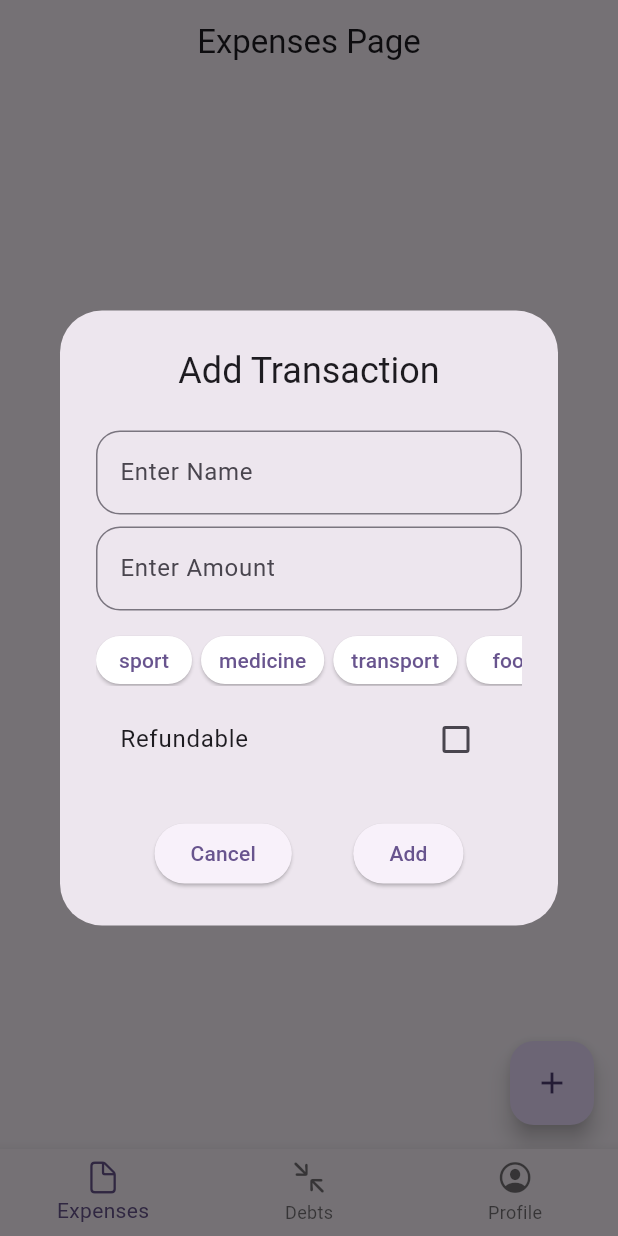
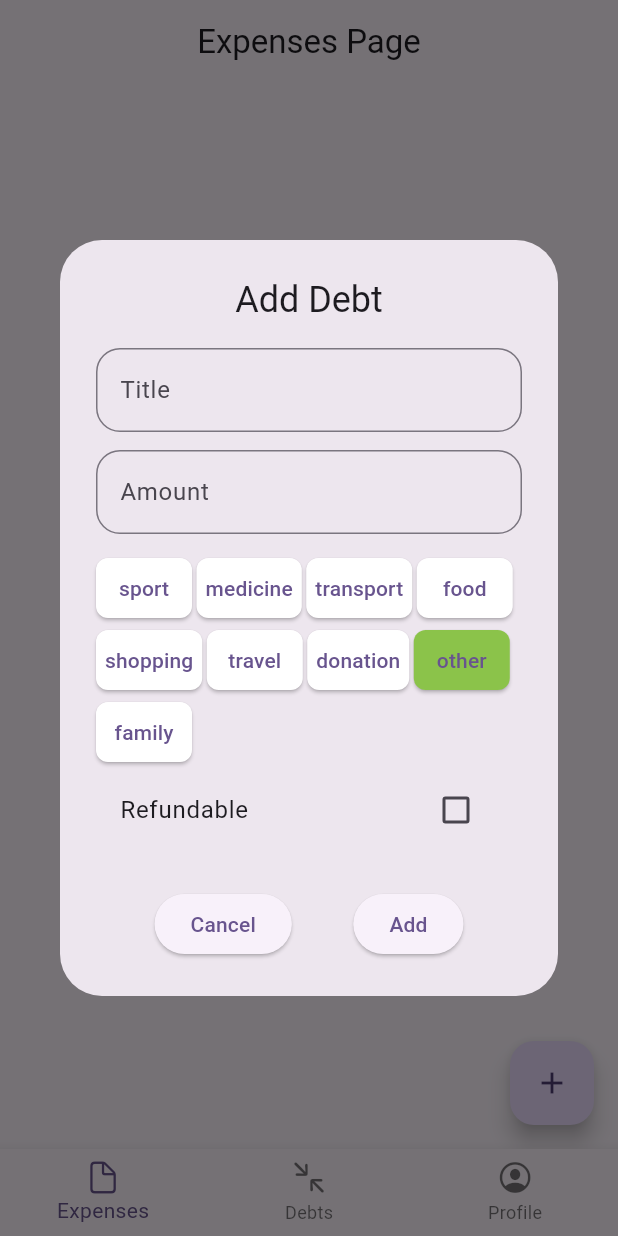
Before and after one commit to shaymardanov9704/my_finance, a Flutter app: the screen it shows after launch, after a tap on the "add" icon, on a phone screen of 412 x 824 dp. Run offline on Flutter 3.47's test engine with Material 2 defaults, Android fonts, the phone set to English and light mode, and no system bars; our stand-ins replace hive, hive_flutter; accounts and stored records are empty.

Commit message:
add features, fix bugs and customise UI components

```diff
--- a/lib/features/debts/data/models/debt.dart
+++ b/lib/features/debts/data/models/debt.dart
@@ -5,17 +5,25 @@ part 'debt.g.dart';
 @HiveType(typeId: 3)
 class Debt extends HiveObject {
   @HiveField(0)
-  late String borrowerName;
+  final String borrowerName;
 
   @HiveField(1)
-  late int amount;
+  final int amount;
 
   @HiveField(2)
-  late bool isReturn;
+  final bool isReturn;
 
   @HiveField(3)
-  late DateTime createdDate;
+  final DateTime createdDate;
 
   @HiveField(4)
-  late DateTime returnDate;
+  final DateTime returnDate;
+
+  Debt({
+    required this.borrowerName,
+    required this.amount,
+    required this.isReturn,
+    required this.createdDate,
+    required this.returnDate,
+  });
 }
--- a/lib/features/debts/presentation/widgets/debt_widget.dart
+++ b/lib/features/debts/presentation/widgets/debt_widget.dart
@@ -8,19 +8,7 @@ class DebtWidget extends StatelessWidget {
 
   const DebtWidget({Key? key, required this.debt}) : super(key: key);
 
-  void editTransaction(
-    Debt debt,
-    String name,
-    int amount,
-    bool isExpense,
-  ) {
-    debt.borrowerName = name;
-    debt.amount = amount;
-    debt.isReturn = isExpense;
-    debt.save();
-  }
-
-  void deleteTransaction(Debt transaction) {
+  void deleteDebt(Debt debt) {
     debt.delete();
   }
 
@@ -28,6 +16,8 @@ class DebtWidget extends StatelessWidget {
   Widget build(BuildContext context) {
     return Card(
       color: Colors.white,
+      child: Theme(
+        data: Theme.of(context).copyWith(dividerColor: Colors.transparent),
         child: ExpansionTile(
           tilePadding: const EdgeInsets.symmetric(horizontal: 24, vertical: 8),
           title: Text(
@@ -35,11 +25,14 @@ class DebtWidget extends StatelessWidget {
             maxLines: 2,
             style: const TextStyle(fontWeight: FontWeight.bold, fontSize: 18),
           ),
-        subtitle: Text(DateFormat.yMMMd().format(debt.createdDate)),
+          subtitle: Text(DateFormat.yMMMd().format(debt.returnDate)),
           trailing: Text(
-          '\$${debt.amount.toStringAsFixed(2)}',
+            debt.amount.toStringAsFixed(3),
             style: TextStyle(
-              color: debt.isReturn ? Colors.red : Colors.green, fontWeight: FontWeight.bold, fontSize: 16),
+              color: debt.isReturn ? Colors.red : Colors.green,
+              fontWeight: FontWeight.bold,
+              fontSize: 16,
+            ),
           ),
           children: [
             Row(
@@ -48,15 +41,9 @@ class DebtWidget extends StatelessWidget {
                   child: TextButton.icon(
                     label: const Text('Edit'),
                     icon: const Icon(Icons.edit),
-                  onPressed: () => Navigator.of(context).push(
-                    MaterialPageRoute(
-                      builder: (context) => DebtDialog(
-                        debt: debt,
-                        onClickedDone: (name, amount, isExpense,ret) =>
-                            editTransaction(
-                                debt, name, amount, isExpense),
-                      ),
-                    ),
+                    onPressed: () => showDialog(
+                      context: context,
+                      builder: (context) => DebtDialog(debt: debt),
                     ),
                   ),
                 ),
@@ -64,13 +51,14 @@ class DebtWidget extends StatelessWidget {
                   child: TextButton.icon(
                     label: const Text('Delete'),
                     icon: const Icon(Icons.delete),
-                  onPressed: () => deleteTransaction(debt),
+                    onPressed: () => deleteDebt(debt),
                   ),
                 )
               ],
             ),
           ],
         ),
+      ),
     );
   }
 }
--- a/lib/features/expenses/presentation/dialogs/expense_dialog.dart
+++ b/lib/features/expenses/presentation/dialogs/expense_dialog.dart
@@ -1,16 +1,15 @@
 import 'package:flutter/material.dart';
 import 'package:my_finance/core/constants/enums.dart';
 import 'package:my_finance/features/expenses/data/models/expense.dart';
+import 'package:my_finance/features/expenses/data/repository/expenses_box.dart';
+import 'package:my_finance/features/skeleton/widgets/custom_text_field.dart';
 
 class ExpenseDialog extends StatefulWidget {
   final Expense? expense;
-  final Function(String name, int amount, bool refundable, String type)
-      onClickedDone;
 
   const ExpenseDialog({
     Key? key,
     this.expense,
-    required this.onClickedDone,
   }) : super(key: key);
 
   @override
@@ -23,6 +22,7 @@ class _ExpenseDialogState extends State<ExpenseDialog> {
   final amountController = TextEditingController();
   String type = ExpenseType.other.name;
   bool refundable = false;
+  final box = ExpensesBox.getExpenses();
 
   @override
   void initState() {
@@ -34,6 +34,31 @@ class _ExpenseDialogState extends State<ExpenseDialog> {
       refundable = expense.refundable;
       type = expense.type;
     }
+  }
+
+  void addExpense(String name, int amount, bool refundable, String type) {
+    final expense = Expense(
+      name: name,
+      amount: amount,
+      refundable: refundable,
+      createdDate: DateTime.now(),
+      type: type,
+    );
+    box.add(expense);
+  }
+
+  void editExpense(Expense expense, String? name, int? amount, bool? refundable,
+      String? type) {
+    final editedExpense = Expense(
+      name: name ?? expense.name,
+      amount: amount ?? expense.amount,
+      refundable: refundable ?? expense.refundable,
+      createdDate: expense.createdDate,
+      type: type ?? expense.type,
+    );
+
+    box.add(editedExpense);
+    expense.delete();
   }
 
   @override
@@ -48,7 +73,7 @@ class _ExpenseDialogState extends State<ExpenseDialog> {
     final isEditing = widget.expense != null;
     return AlertDialog(
       title: Text(
-        isEditing ? 'Edit Transaction' : 'Add Transaction',
+        isEditing ? 'Edit Debt' : 'Add Debt',
         textAlign: TextAlign.center,
       ),
       scrollable: true,
@@ -57,65 +82,53 @@ class _ExpenseDialogState extends State<ExpenseDialog> {
         child: SingleChildScrollView(
           child: Column(
             mainAxisSize: MainAxisSize.min,
+            crossAxisAlignment: CrossAxisAlignment.start,
             children: <Widget>[
-              const SizedBox(height: 8),
-              TextFormField(
+              CustomTextField(
                 controller: nameController,
-                decoration: InputDecoration(
-                  border: OutlineInputBorder(
-                    borderRadius: BorderRadius.circular(16),
+                title: "Title",
+                validator: (name) =>
+                    name != null && name.isEmpty ? 'Enter a valid name' : null,
               ),
-                  hintText: 'Enter Name',
-                ),
-                validator: (name) =>
-                    name != null && name.isEmpty ? 'Enter a name' : null,
-              ),
-              const SizedBox(height: 8),
-              TextFormField(
-                decoration: InputDecoration(
-                  border: OutlineInputBorder(
-                    borderRadius: BorderRadius.circular(16),
-                  ),
-                  hintText: 'Enter Amount',
-                ),
+              CustomTextField(
+                controller: amountController,
+                title: "Amount",
                 keyboardType: TextInputType.number,
                 validator: (amount) =>
                     amount != null && double.tryParse(amount) == null
                         ? 'Enter a valid number'
                         : null,
-                controller: amountController,
               ),
-              const SizedBox(height: 16),
-              SizedBox(
-                width: 400,
-                height: 34,
-                child: ListView.separated(
-                  scrollDirection: Axis.horizontal,
-                  shrinkWrap: true,
-                  itemCount: ExpenseType.values.length,
-                  itemBuilder: (_, i) {
-                    return Padding(
-                      padding: const EdgeInsets.symmetric(vertical: 1),
-                      child: ElevatedButton(
+              Wrap(
+                spacing: 3,
+                runSpacing: 0,
+                children: ExpenseType.values
+                    .map(
+                      (e) => Row(
+                        mainAxisSize: MainAxisSize.min,
+                        children: [
+                          ElevatedButton(
                             style: ElevatedButton.styleFrom(
-                          backgroundColor: type == ExpenseType.values[i].name
+                              backgroundColor: type == e.name
                                   ? Colors.lightGreen
                                   : Colors.white,
-                          padding: const EdgeInsets.symmetric(horizontal: 12),
+                              shape: RoundedRectangleBorder(
+                                borderRadius: BorderRadius.circular(8),
                               ),
-                        onPressed: () => setState(
-                          () => type = ExpenseType.values[i].name,
-                        ),
-                        child: Center(
-                          child: Text(ExpenseType.values[i].name.toString()),
+                              padding: const EdgeInsets.symmetric(
+                                horizontal: 6,
                               ),
                             ),
-                    );
-                  },
-                  separatorBuilder: (_, i) => const SizedBox(width: 6),
+                            onPressed: () => setState(() => type = e.name),
+                            child: Center(
+                              child: Text(e.name.toString()),
                             ),
                           ),
-              const SizedBox(height: 8),
+                        ],
+                      ),
+                    )
+                    .toList(),
+              ),
               CheckboxListTile(
                 value: refundable,
                 title: const Text('Refundable'),
@@ -139,12 +152,23 @@ class _ExpenseDialogState extends State<ExpenseDialog> {
           onPressed: () async {
             final isValid = formKey.currentState!.validate();
             if (isValid) {
-              widget.onClickedDone(
+              if (isEditing) {
+                final expense = widget.expense!;
+                editExpense(
+                  expense,
                   nameController.text,
                   int.tryParse(amountController.text) ?? 0,
                   refundable,
                   type,
                 );
+              } else {
+                addExpense(
+                  nameController.text,
+                  int.tryParse(amountController.text) ?? 0,
+                  refundable,
+                  type,
+                );
+              }
               Navigator.of(context).pop();
             }
           },
--- a/lib/features/expenses/presentation/pages/expenses_page.dart
+++ b/lib/features/expenses/presentation/pages/expenses_page.dart
@@ -14,23 +14,6 @@ class ExpensesPage extends StatefulWidget {
 }
 
 class _ExpensesPageState extends State<ExpensesPage> {
-  Future<void> addTransaction(
-    String name,
-    int amount,
-    bool isExpense,
-    String type,
-  ) async {
-    final expense = Expense(
-      name: name,
-      createdDate: DateTime.now(),
-      amount: amount,
-      type: type.toString(),
-      refundable: isExpense,
-    );
-
-    final box = ExpensesBox.getExpenses();
-    box.add(expense);
-  }
 
   @override
   void dispose() {
@@ -120,9 +103,7 @@ class _ExpensesPageState extends State<ExpensesPage> {
           child: const Icon(Icons.add),
           onPressed: () => showDialog(
             context: context,
-            builder: (context) => ExpenseDialog(
-              onClickedDone: addTransaction,
-            ),
+            builder: (context) => const ExpenseDialog(),
           ),
         ),
       );
--- a/lib/features/expenses/presentation/widgets/expense_widget.dart
+++ b/lib/features/expenses/presentation/widgets/expense_widget.dart
@@ -65,17 +65,7 @@ class ExpenseWidget extends StatelessWidget {
                     icon: const Icon(Icons.edit),
                     onPressed: () => showDialog(
                       context: context,
-                      builder: (context) => ExpenseDialog(
-                        expense: expense,
-                        onClickedDone: (name, amount, isExpense, type) =>
-                            editExpense(
-                          expense,
-                          name,
-                          amount,
-                          type,
-                          isExpense,
-                        ),
-                      ),
+                      builder: (context) => ExpenseDialog(expense: expense),
                     ),
                   ),
                 ),
--- /dev/null
+++ b/lib/features/skeleton/widgets/custom_text_field.dart
@@ -0,0 +1,46 @@
+import 'package:flutter/material.dart';
+
+class CustomTextField extends StatelessWidget {
+  final TextEditingController controller;
+  final String title;
+  final String? Function(String? value)? validator;
+  final void Function()? onTap;
+  final TextInputType? keyboardType;
+  final bool readOnly;
+
+  const CustomTextField({
+    Key? key,
+    required this.controller,
+    required this.title,
+    required this.validator,
+    this.keyboardType,
+    this.readOnly = false,
+    this.onTap,
+  }) : super(key: key);
+
+  @override
+  Widget build(BuildContext context) {
+    return Center(
+      child: Container(
+        height: 60,
+        margin: const EdgeInsets.only(bottom: 8),
+        decoration: BoxDecoration(
+          borderRadius: BorderRadius.circular(8),
+        ),
+        child: TextFormField(
+          controller: controller,
+          decoration: InputDecoration(
+            border: OutlineInputBorder(
+              borderRadius: BorderRadius.circular(16),
+            ),
+            hintText: title,
+          ),
+          onTap: onTap,
+          readOnly: readOnly,
+          cursorWidth: 0,
+          validator: validator,
+        ),
+      ),
+    );
+  }
+}
```
Also changed, not shown: lib/features/debts/presentation/dialogs/debt_dialog.dart (+87 -23 lines), lib/features/debts/presentation/pages/debts_page.dart (+1 -15 lines), lib/features/skeleton/widgets/custom_bottom_navy_bar.dart (renamed from lib/features/skeleton/app_bottom_navy_bar.dart, +6 -6 lines), lib/features/debts/data/models/debt.g.dart. Lines whose indentation alone changed are shown as unchanged.
